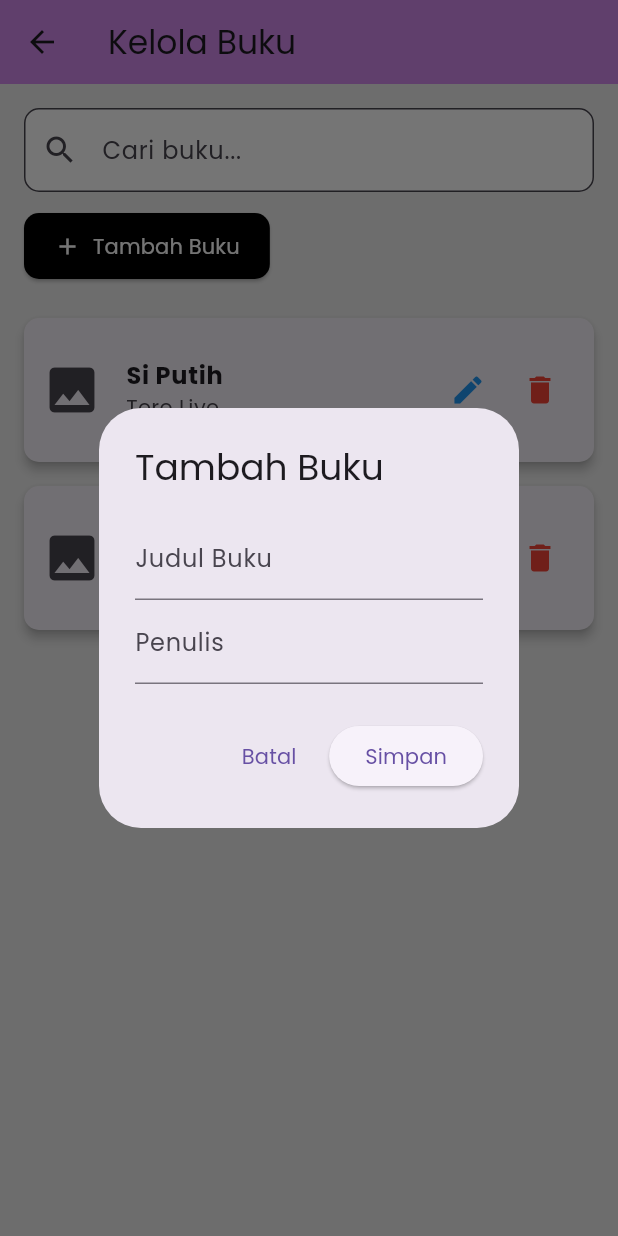
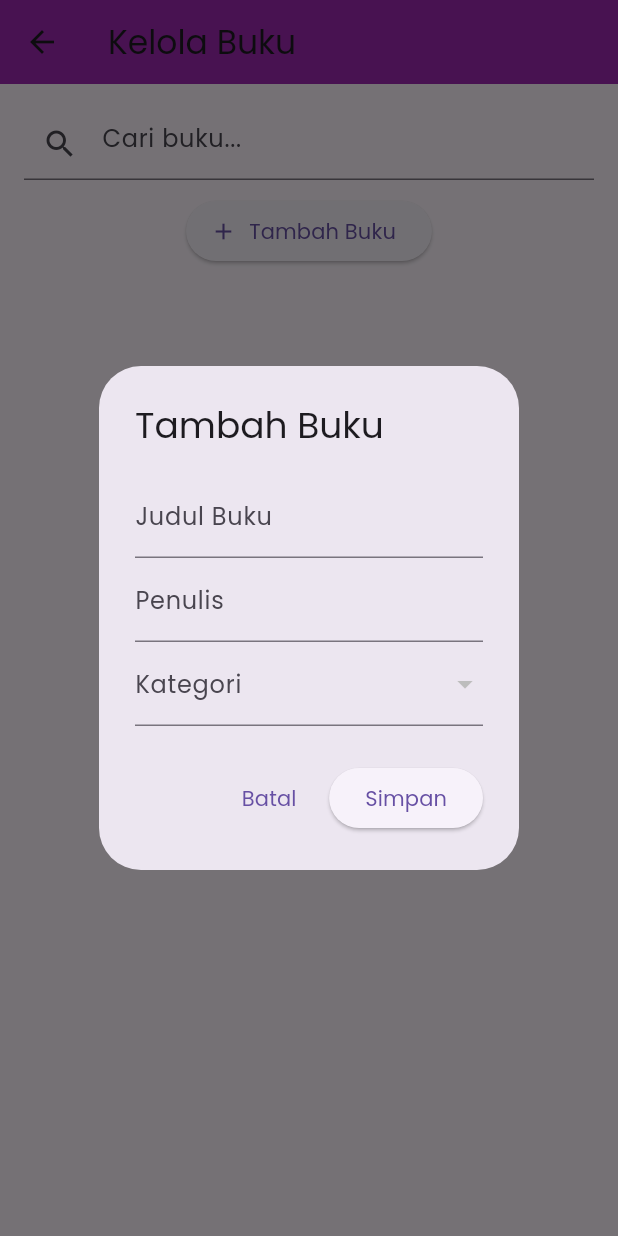
Before and after one commit to bagas74/booksy, a Flutter app: the KelolaBukuScreen screen opened directly, after a tap on "Tambah Buku", on a phone screen of 412 x 824 dp. Run offline on Flutter 3.47's test engine with Material 3 defaults, Android fonts, the phone set to English and light mode, and no system bars; our stand-ins replace shared_preferences, supabase_flutter; accounts and stored records are empty.

Commit message:
merapikan ulang dashboard

```diff
--- a/lib/admin/screens/kelola_buku_screen.dart
+++ b/lib/admin/screens/kelola_buku_screen.dart
@@ -1,4 +1,7 @@
 import 'package:flutter/material.dart';
+import 'package:booksy/models/buku.dart';
+import 'package:booksy/models/kategori.dart';
+import 'package:booksy/services/supabase_service.dart';
 
 class KelolaBukuScreen extends StatefulWidget {
   const KelolaBukuScreen({super.key});
@@ -8,34 +11,72 @@ class KelolaBukuScreen extends StatefulWidget {
 }
 
 class _KelolaBukuScreenState extends State<KelolaBukuScreen> {
-  List<Map<String, String>> daftarBuku = [
-    {'judul': 'Si Putih', 'penulis': 'Tere Liye'},
-    {'judul': 'Laut Bercerita', 'penulis': 'Leila S. Chudori'},
-  ];
+  List<Buku> daftarBuku = [];
+  List<Kategori> daftarKategori = [];
+  String _cari = '';
+  final SupabaseService _service = SupabaseService();
+  bool isLoadingKategori = true;
 
-  String _cari = '';
+  @override
+  void initState() {
+    super.initState();
+    fetchData();
+  }
 
-  void _tambahBuku() {
-    String judulBaru = '';
-    String penulisBaru = '';
+  Future<void> fetchData() async {
+    setState(() => isLoadingKategori = true);
+    try {
+      daftarKategori = await _service.fetchKategori();
+      daftarBuku = await _service.fetchBuku();
+    } catch (e) {
+      print('Gagal fetch data: $e');
+    }
+    setState(() => isLoadingKategori = false);
+  }
+
+  void _showTambahDialog() {
+    final judulController = TextEditingController();
+    final penulisController = TextEditingController();
+    int? selectedKategoriId;
+    bool isLoading = false;
 
     showDialog(
       context: context,
       builder: (context) {
+        return StatefulBuilder(
+          builder: (context, setStateDialog) {
             return AlertDialog(
               title: const Text("Tambah Buku"),
-          content: Column(
+              content: SingleChildScrollView(
+                child: Column(
                   mainAxisSize: MainAxisSize.min,
                   children: [
                     TextField(
-                decoration: const InputDecoration(labelText: 'Judul Buku'),
-                onChanged: (value) => judulBaru = value,
+                      controller: judulController,
+                      decoration: const InputDecoration(
+                        labelText: 'Judul Buku',
+                      ),
                     ),
                     TextField(
+                      controller: penulisController,
                       decoration: const InputDecoration(labelText: 'Penulis'),
-                onChanged: (value) => penulisBaru = value,
+                    ),
+                    DropdownButtonFormField<int>(
+                      decoration: const InputDecoration(labelText: 'Kategori'),
+                      value: selectedKategoriId,
+                      items:
+                          daftarKategori.map((kategori) {
+                            return DropdownMenuItem<int>(
+                              value: kategori.id,
+                              child: Text(kategori.nama),
+                            );
+                          }).toList(),
+                      onChanged: (value) {
+                        setStateDialog(() => selectedKategoriId = value);
+                      },
                     ),
                   ],
+                ),
               ),
               actions: [
                 TextButton(
@@ -43,93 +84,58 @@ class _KelolaBukuScreenState extends State<KelolaBukuScreen> {
                   child: const Text("Batal"),
                 ),
                 ElevatedButton(
-              onPressed: () {
-                if (judulBaru.isNotEmpty && penulisBaru.isNotEmpty) {
-                  setState(() {
-                    daftarBuku.add({
-                      'judul': judulBaru,
-                      'penulis': penulisBaru,
-                    });
-                  });
+                  onPressed:
+                      isLoading
+                          ? null
+                          : () async {
+                            if (judulController.text.isEmpty ||
+                                penulisController.text.isEmpty ||
+                                selectedKategoriId == null) {
+                              ScaffoldMessenger.of(context).showSnackBar(
+                                const SnackBar(
+                                  content: Text(
+                                    "Judul, Penulis, dan Kategori wajib diisi.",
+                                  ),
+                                ),
+                              );
+                              return;
                             }
+
+                            setStateDialog(() => isLoading = true);
+                            try {
+                              await _service.tambahBuku(
+                                judulController.text,
+                                penulisController.text,
+                                selectedKategoriId!,
+                              );
                               Navigator.pop(context);
+                              fetchData();
+                            } catch (e) {
+                              ScaffoldMessenger.of(context).showSnackBar(
+                                SnackBar(
+                                  content: Text("Gagal menyimpan buku: $e"),
+                                ),
+                              );
+                            }
+                            setStateDialog(() => isLoading = false);
                           },
-              child: const Text("Simpan"),
+                  child:
+                      isLoading
+                          ? const SizedBox(
+                            width: 20,
+                            height: 20,
+                            child: CircularProgressIndicator(
+                              color: Colors.white,
+                              strokeWidth: 2,
+                            ),
+                          )
+                          : const Text("Simpan"),
                 ),
               ],
             );
           },
         );
-  }
-
-  void _editBuku(int index) {
-    String judulEdit = daftarBuku[index]['judul']!;
-    String penulisEdit = daftarBuku[index]['penulis']!;
-    final judulController = TextEditingController(text: judulEdit);
-    final penulisController = TextEditingController(text: penulisEdit);
-
-    showDialog(
-      context: context,
-      builder: (context) {
-        return AlertDialog(
-          title: const Text("Edit Buku"),
-          content: Column(
-            mainAxisSize: MainAxisSize.min,
-            children: [
-              TextField(
-                controller: judulController,
-                decoration: const InputDecoration(labelText: 'Judul Buku'),
-              ),
-              TextField(
-                controller: penulisController,
-                decoration: const InputDecoration(labelText: 'Penulis'),
-              ),
-            ],
-          ),
-          actions: [
-            TextButton(
-              onPressed: () => Navigator.pop(context),
-              child: const Text("Batal"),
-            ),
-            ElevatedButton(
-              onPressed: () {
-                setState(() {
-                  daftarBuku[index]['judul'] = judulController.text;
-                  daftarBuku[index]['penulis'] = penulisController.text;
-                });
-                Navigator.pop(context);
       },
-              child: const Text("Simpan"),
-            ),
-          ],
-        );
-      },
-    );
-  }
-
-  void _hapusBuku(int index) {
-    showDialog(
-      context: context,
-      builder:
-          (context) => AlertDialog(
-            title: const Text("Hapus Buku"),
-            content: const Text("Yakin ingin menghapus buku ini?"),
-            actions: [
-              TextButton(
-                onPressed: () => Navigator.pop(context),
-                child: const Text("Batal"),
-              ),
-              ElevatedButton(
-                onPressed: () {
-                  setState(() {
-                    daftarBuku.removeAt(index);
-                  });
-                  Navigator.pop(context);
-                },
-                child: const Text("Hapus"),
-              ),
-            ],
-          ),
     );
   }
 
@@ -137,102 +143,49 @@ class _KelolaBukuScreenState extends State<KelolaBukuScreen> {
   Widget build(BuildContext context) {
     final hasilFilter =
         daftarBuku
-            .where(
-              (buku) =>
-                  buku['judul']!.toLowerCase().contains(_cari.toLowerCase()),
-            )
+            .where((b) => b.judul.toLowerCase().contains(_cari.toLowerCase()))
             .toList();
 
     return Scaffold(
-      backgroundColor: Colors.grey[200],
       appBar: AppBar(
-        title: const Text('Kelola Buku'),
-        backgroundColor: const Color.fromARGB(221, 205, 122, 236),
-        leading: IconButton(
-          icon: const Icon(Icons.arrow_back),
-          onPressed: () => Navigator.pop(context),
-        ),
+        title: const Text("Kelola Buku"),
+        backgroundColor: Colors.purple,
       ),
       body: Padding(
-        padding: const EdgeInsets.all(16),
+        padding: const EdgeInsets.all(16.0),
         child: Column(
           children: [
             TextField(
-              decoration: InputDecoration(
+              decoration: const InputDecoration(
                 hintText: 'Cari buku...',
-                prefixIcon: const Icon(Icons.search),
-                filled: true,
-                fillColor: Colors.white,
-                border: OutlineInputBorder(
-                  borderRadius: BorderRadius.circular(10),
-                ),
+                prefixIcon: Icon(Icons.search),
               ),
               onChanged: (value) => setState(() => _cari = value),
             ),
-            const SizedBox(height: 12),
-            Align(
-              alignment: Alignment.centerLeft,
-              child: ElevatedButton.icon(
-                onPressed: _tambahBuku,
+            const SizedBox(height: 10),
+            ElevatedButton.icon(
+              onPressed: isLoadingKategori ? null : _showTambahDialog,
               icon: const Icon(Icons.add),
               label: const Text("Tambah Buku"),
-                style: ElevatedButton.styleFrom(
-                  backgroundColor: Colors.black,
-                  foregroundColor: Colors.white,
-                  padding: const EdgeInsets.symmetric(
-                    horizontal: 20,
-                    vertical: 12,
             ),
-                  shape: RoundedRectangleBorder(
-                    borderRadius: BorderRadius.circular(10),
-                  ),
-                ),
-              ),
-            ),
-            const SizedBox(height: 16),
+            const SizedBox(height: 10),
             Expanded(
               child:
                   hasilFilter.isEmpty
-                      ? const Center(child: Text("Tidak ada buku ditemukan."))
+                      ? const Center(child: Text("Tidak ada buku."))
                       : ListView.builder(
                         itemCount: hasilFilter.length,
                         itemBuilder: (context, index) {
                           final buku = hasilFilter[index];
-                          final originalIndex = daftarBuku.indexOf(buku);
+                          final kategori = daftarKategori.firstWhere(
+                            (kat) => kat.id == buku.kategoriId,
+                            orElse: () => Kategori(id: 0, nama: '-'),
+                          );
                           return Card(
-                            elevation: 3,
-                            shape: RoundedRectangleBorder(
-                              borderRadius: BorderRadius.circular(10),
-                            ),
-                            margin: const EdgeInsets.symmetric(vertical: 8),
                             child: ListTile(
-                              contentPadding: const EdgeInsets.all(12),
-                              leading: const Icon(Icons.image, size: 40),
-                              title: Text(
-                                buku['judul'] ?? '',
-                                style: const TextStyle(
-                                  fontWeight: FontWeight.bold,
-                                ),
-                              ),
-                              subtitle: Text(buku['penulis'] ?? ''),
-                              trailing: Row(
-                                mainAxisSize: MainAxisSize.min,
-                                children: [
-                                  IconButton(
-                                    icon: const Icon(
-                                      Icons.edit,
-                                      color: Colors.blue,
-                                    ),
-                                    onPressed: () => _editBuku(originalIndex),
-                                  ),
-                                  IconButton(
-                                    icon: const Icon(
-                                      Icons.delete,
-                                      color: Colors.red,
-                                    ),
-                                    onPressed: () => _hapusBuku(originalIndex),
-                                  ),
-                                ],
+                              title: Text(buku.judul),
+                              subtitle: Text(
+                                "${buku.penulis} - ${kategori.nama}",
                               ),
                             ),
                           );
--- a/lib/config/config.dart
+++ b/lib/config/config.dart
@@ -1,9 +1,9 @@
 import 'package:flutter/material.dart';
 
 class SupabaseConfig {
-  static const String supabaseUrl = 'https://eifwtejrfswcizdtihwl.supabase.co';
+  static const String supabaseUrl = 'https://niyetqitplleabgbvcsi.supabase.co';
   static const String supabaseAnonKey =
-      'eyJhbGciOiJIUzI1NiIsInR5cCI6IkpXVCJ9.eyJpc3MiOiJzdXBhYmFzZSIsInJlZiI6ImVpZnd0ZWpyZnN3Y2l6ZHRpaHdsIiwicm9sZSI6ImFub24iLCJpYXQiOjE3NDkwMjg1ODAsImV4cCI6MjA2NDYwNDU4MH0.A2bqQU3AgI6SrFvAVDPn_0GTRedE0LWdqRJyEEgHfr4';
+      'eyJhbGciOiJIUzI1NiIsInR5cCI6IkpXVCJ9.eyJpc3MiOiJzdXBhYmFzZSIsInJlZiI6Im5peWV0cWl0cGxsZWFiZ2J2Y3NpIiwicm9sZSI6ImFub24iLCJpYXQiOjE3NTE0NjMwNTMsImV4cCI6MjA2NzAzOTA1M30.YIlTTXcgZutKmokew7RaLUaXKRqHINDd_DL4AYgJnt0';
 }
 
 class AppColors {
--- a/lib/services/buku_service.dart
+++ b/lib/services/buku_service.dart
@@ -1,25 +1,32 @@
-import 'package:http/http.dart' as http;
-import 'dart:convert';
-import '../models/buku..dart';
+// 📁 buku_service.dart
+import 'package:supabase_flutter/supabase_flutter.dart';
+import '../models/buku.dart';
+import '../models/kategori.dart';
 
 class BukuService {
-  static const String baseUrl = 'http://10.0.2.2:8000/api';
+  final supabase = Supabase.instance.client;
 
-  static Future<List<Buku>> fetchBuku() async {
-    final response = await http.get(Uri.parse('$baseUrl/bukus'));
-    final data = json.decode(response.body) as List;
-    return data.map((e) => Buku.fromJson(e)).toList();
+  Future<List<Buku>> fetchBuku() async {
+    final response = await supabase
+        .from('bukus')
+        .select('id, judul, penulis, kategori_id, kategori(kategori_nama)');
+    return response.map((e) => Buku.fromMap(e)).toList();
   }
 
-  static Future<void> tambahBuku(Buku buku) async {
-    await http.post(Uri.parse('$baseUrl/bukus'), body: buku.toJson());
+  Future<List<Kategori>> fetchKategori() async {
+    final response = await supabase.from('kategori').select();
+    return response.map((e) => Kategori.fromMap(e)).toList();
   }
 
-  static Future<void> updateBuku(int id, Buku buku) async {
-    await http.put(Uri.parse('$baseUrl/bukus/$id'), body: buku.toJson());
+  Future<void> tambahBuku(Buku buku) async {
+    await supabase.from('bukus').insert({
+      'judul': buku.judul,
+      'penulis': buku.penulis,
+      'kategori_id': buku.kategoriId,
+    });
   }
 
-  static Future<void> deleteBuku(int id) async {
-    await http.delete(Uri.parse('$baseUrl/bukus/$id'));
+  Future<void> deleteBuku(int id) async {
+    await supabase.from('bukus').delete().match({'id': id});
   }
 }
--- /dev/null
+++ b/lib/services/kategori_service.dart
@@ -0,0 +1,23 @@
+import 'package:supabase_flutter/supabase_flutter.dart';
+import 'package:booksy/models/kategori.dart';
+
+class KategoriService {
+  final supabase = Supabase.instance.client;
+
+  Future<List<Kategori>> fetchKategori() async {
+    final response = await supabase.from('kategori').select();
+    return (response as List).map((e) => Kategori.fromMap(e)).toList();
+  }
+
+  Future<void> tambahKategori(String nama) async {
+    await supabase.from('kategori').insert({'nama': nama});
+  }
+
+  Future<void> updateKategori(int id, String namaBaru) async {
+    await supabase.from('kategori').update({'nama': namaBaru}).eq('id', id);
+  }
+
+  Future<void> hapusKategori(int id) async {
+    await supabase.from('kategori').delete().eq('id', id);
+  }
+}
--- a/lib/services/supabase_service.dart
+++ b/lib/services/supabase_service.dart
@@ -18,7 +18,11 @@ class SupabaseService {
     await supabase.from('buku').insert({
       'judul': judul,
       'penulis': penulis,
-      'kategori_id': kategoriId,
+      'kategori_id': kategoriId, // Sudah int8, jadi aman
+      'cover': '',
+      'file_buku': '',
+      'is_populer': false,
+      'is_rekomendasi': false,
     });
   }
 
```
Also changed, not shown: lib/admin/screens/kelola_kategori_screen.dart (+68 -84 lines), lib/admin/screens/riwayat_peminjaman_screen.dart (+51 -41 lines). Lines whose indentation alone changed are shown as unchanged.
